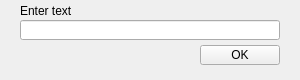
Old version of the form Forms/textwindow.ui in the repository bburakcetinkaya/Mifare-Classic-1K-RW.
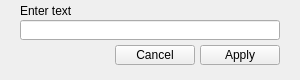
New version of the form.

```diff
--- a/Forms/textwindow.ui
+++ b/Forms/textwindow.ui
@@ -46,7 +46,20 @@
     </rect>
    </property>
    <property name="text">
-    <string>OK</string>
+    <string>Apply</string>
+   </property>
+  </widget>
+  <widget class="QPushButton" name="textWindowCancel">
+   <property name="geometry">
+    <rect>
+     <x>115</x>
+     <y>45</y>
+     <width>80</width>
+     <height>20</height>
+    </rect>
+   </property>
+   <property name="text">
+    <string>Cancel</string>
    </property>
   </widget>
  </widget>
```
Left out of the diff: 2 changed lines with no effect on the pictures.
